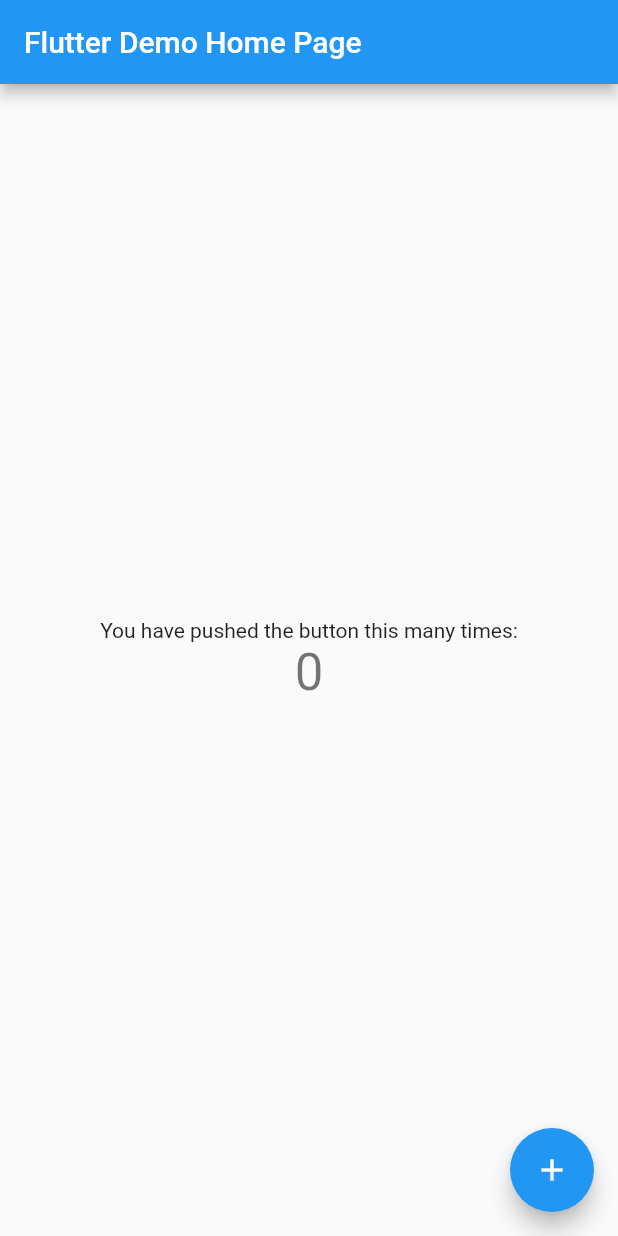
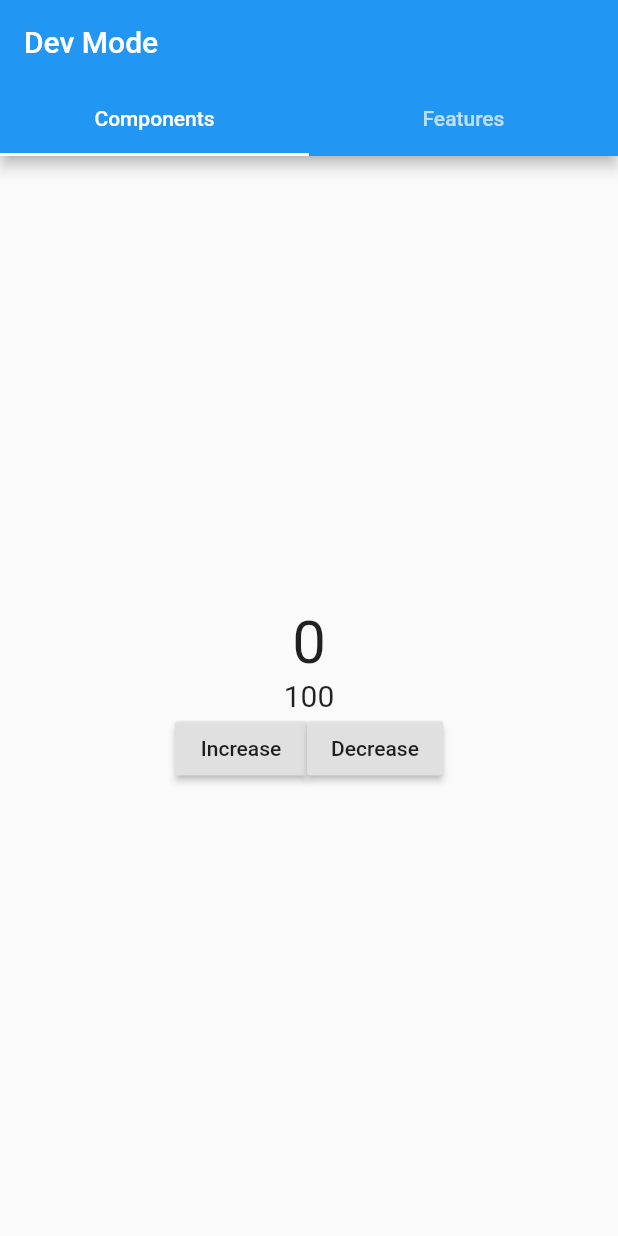
Before and after one commit to bigdog156/flutter_fighter, a Flutter app: the screen it shows after launch, on a phone screen of 412 x 824 dp. Run offline on Flutter 3.47's test engine with Material 2 defaults, Android fonts, the phone set to English and light mode, and no system bars.

Commit message:
Extension methods

```diff
--- /dev/null
+++ b/lib/bloc/bloc_provider.dart
@@ -0,0 +1,19 @@
+import 'package:flutter/material.dart';
+enum event {
+  increase,
+  decrease
+}
+class BlocBase{
+
+}
+
+class Bloc{
+  int _score;
+  int score;
+  Bloc(this._score, this.score);
+
+  String talk(){
+    print(_score);
+    return _score.toString();
+  }
+}
--- /dev/null
+++ b/lib/bloc/page.dart
@@ -0,0 +1,50 @@
+import 'package:flutter/material.dart';
+import 'bloc_provider.dart';
+class BlocPage extends StatefulWidget {
+  @override
+  _BlocPageState createState() => _BlocPageState();
+}
+extension on Bloc{
+  int oneHunter(){
+    int sum = 99 + this.score;
+    return sum;
+  }
+}
+
+class _BlocPageState extends State<BlocPage> {
+  Bloc _bloc = Bloc(1,1);
+  int counter;
+  int _counter;
+  @override
+  void initState() {
+    // TODO: implement initState
+    super.initState();
+    counter = 0;
+    _counter = _bloc.oneHunter();
+  }
+  @override
+  Widget build(BuildContext context) {
+    return Center(
+      child: Column(
+        mainAxisAlignment: MainAxisAlignment.center,
+        children: <Widget>[
+          Text(counter.toString(), style: TextStyle(fontSize: 40),),
+          Text(_counter.toString(), style: TextStyle(fontSize: 20),),
+          Row(
+            mainAxisAlignment: MainAxisAlignment.center,
+            children: <Widget>[
+              RaisedButton(
+                onPressed: (){},
+                child: Text('Increase'),
+              ),
+              RaisedButton(
+                onPressed: (){},
+                child: Text('Decrease'),
+              )
+            ],
+          )
+        ],
+      ),
+    );
+  }
+}
--- /dev/null
+++ b/lib/dev_page.dart
@@ -0,0 +1,51 @@
+import 'package:Flutter_fighter/bloc/page.dart';
+import 'package:flutter/material.dart';
+
+class DevPage extends StatefulWidget {
+  @override
+  _DevPageState createState() => _DevPageState();
+}
+
+class _DevPageState extends State<DevPage> {
+  @override
+  Widget build(BuildContext context) {
+    return DefaultTabController(
+      length: 2,
+      child: Scaffold(
+        appBar: AppBar(
+          title: const Text("Dev Mode"),
+          bottom: TabBar(
+            tabs: <Widget>[
+              Tab(text: 'Components'),
+              Tab(text: 'Features'),
+            ],
+          ),
+        ),
+        body: TabBarView(
+          children: <Widget>[
+            TabComponents(),
+            TabFeatures(),
+          ],
+        ),
+      ),
+    );
+  }
+}
+// Tab Components
+class TabComponents extends StatelessWidget {
+  @override
+  Widget build(BuildContext context) {
+    return BlocPage();
+  }
+}
+
+
+//Tab Features
+class TabFeatures extends StatelessWidget {
+  @override
+  Widget build(BuildContext context) {
+    return Container(
+      child: Text("Hello world !"),
+    );
+  }
+}
--- a/lib/main.dart
+++ b/lib/main.dart
@@ -1,3 +1,4 @@
+import 'package:Flutter_fighter/dev_page.dart';
 import 'package:flutter/material.dart';
 
 void main() {
@@ -26,92 +27,7 @@ class MyApp extends StatelessWidget {
         // closer together (more dense) than on mobile platforms.
         visualDensity: VisualDensity.adaptivePlatformDensity,
       ),
-      home: MyHomePage(title: 'Flutter Demo Home Page'),
+      home: DevPage(),
     );
   }
 }
-
-class MyHomePage extends StatefulWidget {
-  MyHomePage({Key key, this.title}) : super(key: key);
-
-  // This widget is the home page of your application. It is stateful, meaning
-  // that it has a State object (defined below) that contains fields that affect
-  // how it looks.
-
-  // This class is the configuration for the state. It holds the values (in this
-  // case the title) provided by the parent (in this case the App widget) and
-  // used by the build method of the State. Fields in a Widget subclass are
-  // always marked "final".
-
-  final String title;
-
-  @override
-  _MyHomePageState createState() => _MyHomePageState();
-}
-
-class _MyHomePageState extends State<MyHomePage> {
-  int _counter = 0;
-
-  void _incrementCounter() {
-    setState(() {
-      // This call to setState tells the Flutter framework that something has
-      // changed in this State, which causes it to rerun the build method below
-      // so that the display can reflect the updated values. If we changed
-      // _counter without calling setState(), then the build method would not be
-      // called again, and so nothing would appear to happen.
-      _counter++;
-    });
-  }
-
-  @override
-  Widget build(BuildContext context) {
-    // This method is rerun every time setState is called, for instance as done
-    // by the _incrementCounter method above.
-    //
-    // The Flutter framework has been optimized to make rerunning build methods
-    // fast, so that you can just rebuild anything that needs updating rather
-    // than having to individually change instances of widgets.
-    return Scaffold(
-      appBar: AppBar(
-        // Here we take the value from the MyHomePage object that was created by
-        // the App.build method, and use it to set our appbar title.
-        title: Text(widget.title),
-      ),
-      body: Center(
-        // Center is a layout widget. It takes a single child and positions it
-        // in the middle of the parent.
-        child: Column(
-          // Column is also a layout widget. It takes a list of children and
-          // arranges them vertically. By default, it sizes itself to fit its
-          // children horizontally, and tries to be as tall as its parent.
-          //
-          // Invoke "debug painting" (press "p" in the console, choose the
-          // "Toggle Debug Paint" action from the Flutter Inspector in Android
-          // Studio, or the "Toggle Debug Paint" command in Visual Studio Code)
-          // to see the wireframe for each widget.
-          //
-          // Column has various properties to control how it sizes itself and
-          // how it positions its children. Here we use mainAxisAlignment to
-          // center the children vertically; the main axis here is the vertical
-          // axis because Columns are vertical (the cross axis would be
-          // horizontal).
-          mainAxisAlignment: MainAxisAlignment.center,
-          children: <Widget>[
-            Text(
-              'You have pushed the button this many times:',
-            ),
-            Text(
-              '$_counter',
-              style: Theme.of(context).textTheme.headline4,
-            ),
-          ],
-        ),
-      ),
-      floatingActionButton: FloatingActionButton(
-        onPressed: _incrementCounter,
-        tooltip: 'Increment',
-        child: Icon(Icons.add),
-      ), // This trailing comma makes auto-formatting nicer for build methods.
-    );
-  }
-}
```
